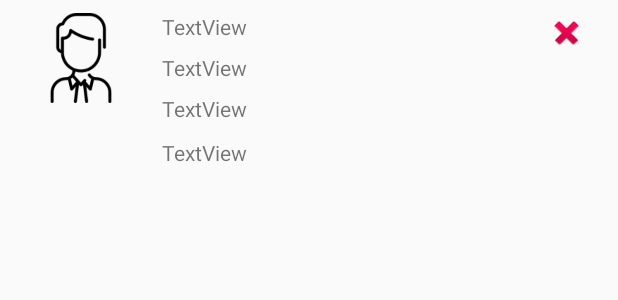
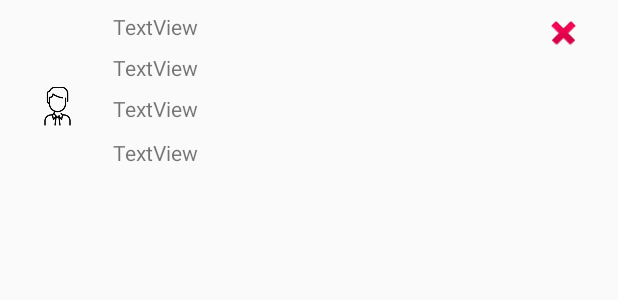
Before and after one commit to tnqls9908/Car-Talk, an Android app: the layout item_beacon.xml on its own in the app's theme, with its tools: preview values and no code run, on a phone screen of 412 x 824 dp. Shown: the top 300 px of the screen. Run offline under Robolectric (Android 15) with nearby library versions, the phone set to English and light mode, and no system bars.

Commit message:
MODIFY /application chayoung 1004 12:46 비콘 스캔

```diff
--- a/application/app/src/main/res/layout/item_beacon.xml
+++ b/application/app/src/main/res/layout/item_beacon.xml
@@ -22,8 +22,8 @@ android:layout_height="wrap_content">
 
     <ImageView
         android:id="@+id/iv_profile"
-        android:layout_width="60dp"
-        android:layout_height="60dp"
+        android:layout_width="26dp"
+        android:layout_height="105dp"
         android:layout_marginBottom="8dp"
         app:layout_constraintBottom_toBottomOf="parent"
         app:layout_constraintEnd_toEndOf="parent"
@@ -74,8 +74,8 @@ android:layout_height="wrap_content">
 
     <TextView
         android:id="@+id/uuid"
-        android:layout_width="256dp"
-        android:layout_height="56dp"
+        android:layout_width="262dp"
+        android:layout_height="186dp"
         android:layout_marginStart="24dp"
         android:layout_marginLeft="24dp"
         android:layout_marginTop="8dp"
```
Also changed, not shown: application/app/src/main/java/com/cheayoung/car_talk_app/BeaconAdapter.kt (+15 -4 lines), application/app/src/main/java/com/cheayoung/car_talk_app/ScanActivity.kt (+18 -5 lines).
